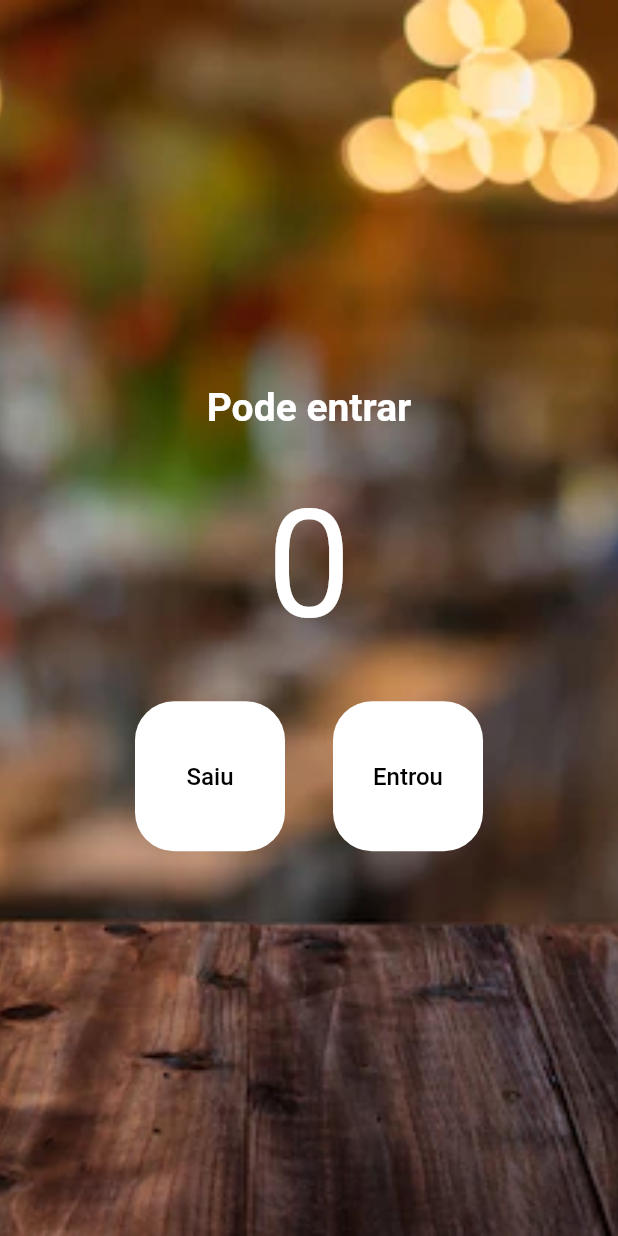
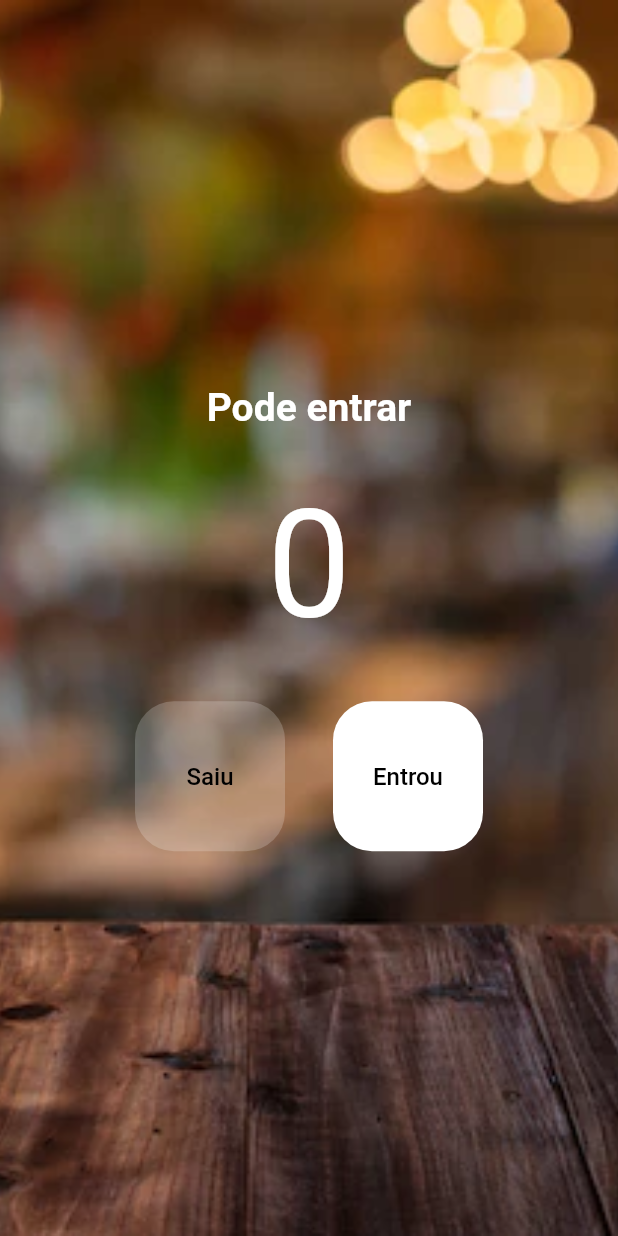
Before and after one commit to DaniloMAP/ContadorDePessoas, a Flutter app: the screen it shows after launch, on a phone screen of 412 x 824 dp. Run offline on Flutter 3.47's test engine with Material 2 defaults, Android fonts, the phone set to English and light mode, and no system bars.

Commit message:
isFull e isEmpty funcionando

```diff
--- a/contadordepessoas/lib/main.dart
+++ b/contadordepessoas/lib/main.dart
@@ -40,6 +40,9 @@
     print(count);
   }
 
+  bool get isEmpty => count == 0;
+  bool get isFull => count == 20;
+
   @override
   Widget build(BuildContext context) {
     // ignore: prefer_const_constructors
@@ -56,7 +59,7 @@
           mainAxisAlignment: MainAxisAlignment.center,
           children: [
             Text(
-              'Pode entrar',
+              isFull ? 'Lotado' : 'Pode entrar',
               style: TextStyle(
                 fontSize: 26,
                 color: Colors.white,
@@ -68,7 +71,7 @@
               count.toString(),
               style: TextStyle(
                 fontSize: 100,
-                color: Colors.white,
+                color: isFull ? Colors.red : Colors.white,
               ),
             ),
             SizedBox(height: 32),
@@ -76,9 +79,10 @@
               mainAxisAlignment: MainAxisAlignment.center,
               children: [
                 TextButton(
-                  onPressed: decrement,
+                  onPressed: isEmpty ? null : decrement,
                   style: TextButton.styleFrom(
-                    backgroundColor: Colors.white,
+                    backgroundColor:
+                        isEmpty ? Colors.white.withOpacity(0.2) : Colors.white,
                     fixedSize: const Size(100, 100),
                     foregroundColor: Colors.black,
                     shape: RoundedRectangleBorder(
@@ -94,9 +98,10 @@
                 ),
                 SizedBox(width: 32),
                 TextButton(
-                  onPressed: increment,
+                  onPressed: isEmpty ? null : increment,
                   style: TextButton.styleFrom(
-                    backgroundColor: Colors.white,
+                    backgroundColor:
+                        isFull ? Colors.white.withOpacity(0.2) : Colors.white,
                     fixedSize: const Size(100, 100),
                     foregroundColor: Colors.black,
                     shape: RoundedRectangleBorder(
```
